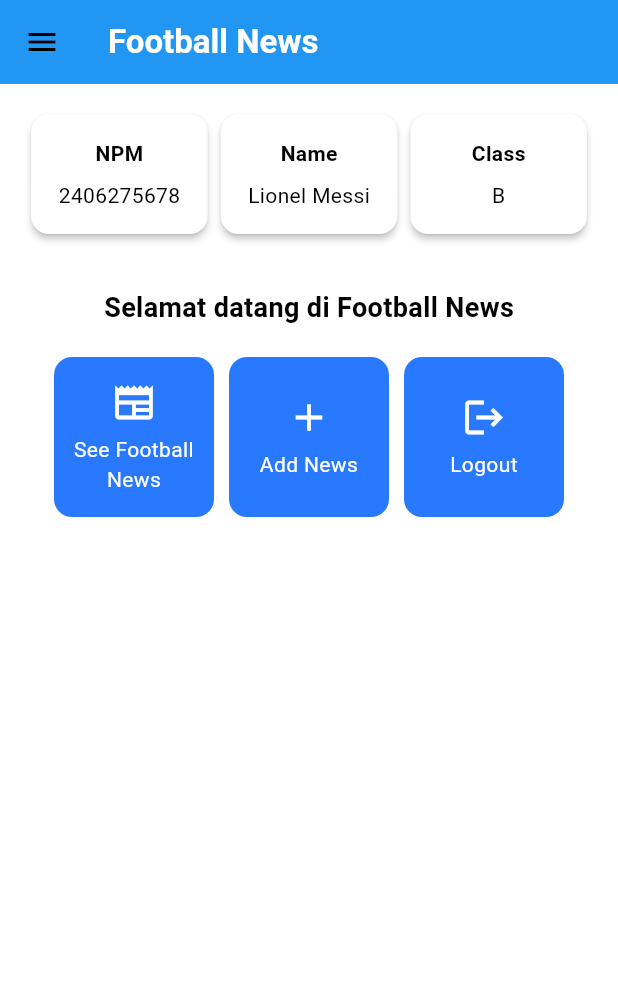
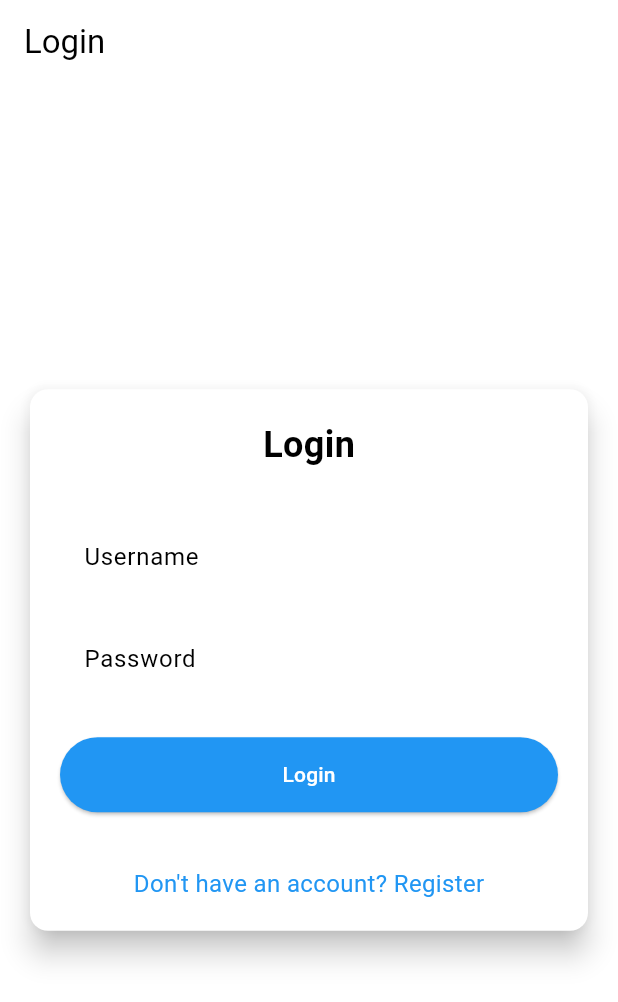
Before and after one commit to muhammadhafiz-dev/football-news-mobile, a Flutter app: the screen it shows after launch, on a phone screen of 412 x 824 dp. Shown: the top 1002 px of the screen. Run offline on Flutter 3.47's test engine with Material 3 defaults, Android fonts, the phone set to English and light mode, and no system bars; missing offline and left inert: pbp_django_auth.

Commit message:
tutorial 8 selesai

```diff
--- a/lib/main.dart
+++ b/lib/main.dart
@@ -1,5 +1,8 @@
 import 'package:flutter/material.dart';
 import 'package:football_news/screens/menu.dart';
+import 'package:football_news/screens/login.dart';
+import 'package:pbp_django_auth/pbp_django_auth.dart';
+import 'package:provider/provider.dart';
 
 void main() {
   runApp(const MyApp());
@@ -8,31 +11,21 @@ void main() {
 class MyApp extends StatelessWidget {
   const MyApp({super.key});
 
-  // This widget is the root of your application.
   @override
   Widget build(BuildContext context) {
-    return MaterialApp(
-      title: 'Flutter Demo',
-      theme: ThemeData(
-        // This is the theme of your application.
-        //
-        // TRY THIS: Try running your application with "flutter run". You'll see
-        // the application has a purple toolbar. Then, without quitting the app,
-        // try changing the seedColor in the colorScheme below to Colors.green
-        // and then invoke "hot reload" (save your changes or press the "hot
-        // reload" button in a Flutter-supported IDE, or press "r" if you used
-        // the command line to start the app).
-        //
-        // Notice that the counter didn't reset back to zero; the application
-        // state is not lost during the reload. To reset the state, use hot
-        // restart instead.
-        //
-        // This works for code too, not just values: Most code changes can be
-        // tested with just a hot reload.
-        colorScheme: ColorScheme.fromSwatch(primarySwatch: Colors.blue)
-            .copyWith(secondary: Colors.blueAccent[400]),
+    return Provider(
+      create: (_) {
+        CookieRequest request = CookieRequest();
+        return request;
+      },
+      child: MaterialApp(
+        title: 'Football News',
+        theme: ThemeData(
+          colorScheme: ColorScheme.fromSwatch(primarySwatch: Colors.blue)
+              .copyWith(secondary: Colors.blueAccent[400]),
+        ),
+        home: const LoginPage(), // login jadi halaman pertama
       ),
-      home: MyHomePage(),
     );
   }
 }
--- /dev/null
+++ b/lib/screens/login.dart
@@ -0,0 +1,147 @@
+import 'package:football_news/screens/menu.dart';
+import 'package:flutter/material.dart';
+import 'package:pbp_django_auth/pbp_django_auth.dart';
+import 'package:provider/provider.dart';
+import 'package:football_news/screens/register.dart';
+
+class LoginPage extends StatefulWidget {
+  const LoginPage({super.key});
+
+  @override
+  State<LoginPage> createState() => _LoginPageState();
+}
+
+class _LoginPageState extends State<LoginPage> {
+  final TextEditingController _usernameController = TextEditingController();
+  final TextEditingController _passwordController = TextEditingController();
+
+  @override
+  Widget build(BuildContext context) {
+    final request = context.watch<CookieRequest>();
+
+    return Scaffold(
+      appBar: AppBar(title: const Text('Login')),
+      body: Center(
+        child: SingleChildScrollView(
+          padding: const EdgeInsets.all(16.0),
+          child: Card(
+            elevation: 8,
+            shape:
+                RoundedRectangleBorder(borderRadius: BorderRadius.circular(12)),
+            child: Padding(
+              padding: const EdgeInsets.all(20.0),
+              child: Column(
+                mainAxisSize: MainAxisSize.min,
+                children: [
+                  const Text(
+                    'Login',
+                    style:
+                        TextStyle(fontSize: 24.0, fontWeight: FontWeight.bold),
+                  ),
+                  const SizedBox(height: 30.0),
+                  TextField(
+                    controller: _usernameController,
+                    decoration: const InputDecoration(
+                      labelText: 'Username',
+                      hintText: 'Enter your username',
+                      border: OutlineInputBorder(
+                        borderRadius: BorderRadius.all(Radius.circular(12.0)),
+                      ),
+                    ),
+                  ),
+                  const SizedBox(height: 12.0),
+                  TextField(
+                    controller: _passwordController,
+                    decoration: const InputDecoration(
+                      labelText: 'Password',
+                      hintText: 'Enter your password',
+                      border: OutlineInputBorder(
+                        borderRadius: BorderRadius.all(Radius.circular(12.0)),
+                      ),
+                    ),
+                    obscureText: true,
+                  ),
+                  const SizedBox(height: 24.0),
+                  ElevatedButton(
+                    onPressed: () async {
+                      String username = _usernameController.text;
+                      String password = _passwordController.text;
+
+                      // Ganti [YOUR_APP_URL] sesuai tempat Django dijalankan
+                      final response = await request.login(
+                        "http://127.0.0.1:8000/auth/login/",
+                        {
+                          'username': username,
+                          'password': password,
+                        },
+                      );
+
+                      if (request.loggedIn) {
+                        String message = response['message'];
+                        String uname = response['username'];
+                        if (context.mounted) {
+                          Navigator.pushReplacement(
+                            context,
+                            MaterialPageRoute(
+                                builder: (context) => MyHomePage()),
+                          );
+                          ScaffoldMessenger.of(context)
+                            ..hideCurrentSnackBar()
+                            ..showSnackBar(
+                              SnackBar(
+                                  content:
+                                      Text("$message Welcome, $uname.")),
+                            );
+                        }
+                      } else {
+                        if (context.mounted) {
+                          showDialog(
+                            context: context,
+                            builder: (context) => AlertDialog(
+                              title: const Text('Login Failed'),
+                              content: Text(response['message']),
+                              actions: [
+                                TextButton(
+                                  onPressed: () =>
+                                      Navigator.pop(context),
+                                  child: const Text('OK'),
+                                ),
+                              ],
+                            ),
+                          );
+                        }
+                      }
+                    },
+                    style: ElevatedButton.styleFrom(
+                      foregroundColor: Colors.white,
+                      minimumSize: const Size(double.infinity, 50),
+                      backgroundColor: Theme.of(context).colorScheme.primary,
+                    ),
+                    child: const Text('Login'),
+                  ),
+                  const SizedBox(height: 36.0),
+                  GestureDetector(
+                    onTap: () {
+                      Navigator.push(
+                        context,
+                        MaterialPageRoute(
+                            builder: (context) => const RegisterPage()),
+                      );
+                    },
+                    child: Text(
+                      'Don\'t have an account? Register',
+                      style: TextStyle(
+                        color: Theme.of(context).colorScheme.primary,
+                        fontSize: 16.0,
+                      ),
+                    ),
+                  ),
+                ],
+              ),
+            ),
+          ),
+        ),
+      ),
+    );
+  }
+}
--- a/pubspec.yaml
+++ b/pubspec.yaml
@@ -34,6 +34,9 @@ dependencies:
   # The following adds the Cupertino Icons font to your application.
   # Use with the CupertinoIcons class for iOS style icons.
   cupertino_icons: ^1.0.8
+  provider: ^6.1.5+1
+  pbp_django_auth: ^0.4.0
+  http: ^1.6.0
 
 dev_dependencies:
   flutter_test:
```
Also changed, not shown: lib/models/news_entry.dart (added, +61 -0 lines), lib/screens/news_detail.dart (added, +156 -0 lines), lib/screens/news_entry_list.dart (added, +59 -0 lines), lib/screens/register.dart (added, +124 -0 lines), lib/widgets/left_drawer.dart (+12 -0 lines), lib/widgets/news_card.dart (+8 -1 lines), lib/widgets/news_entry_card.dart (added, +90 -0 lines), pubspec.lock, 2 other files.
